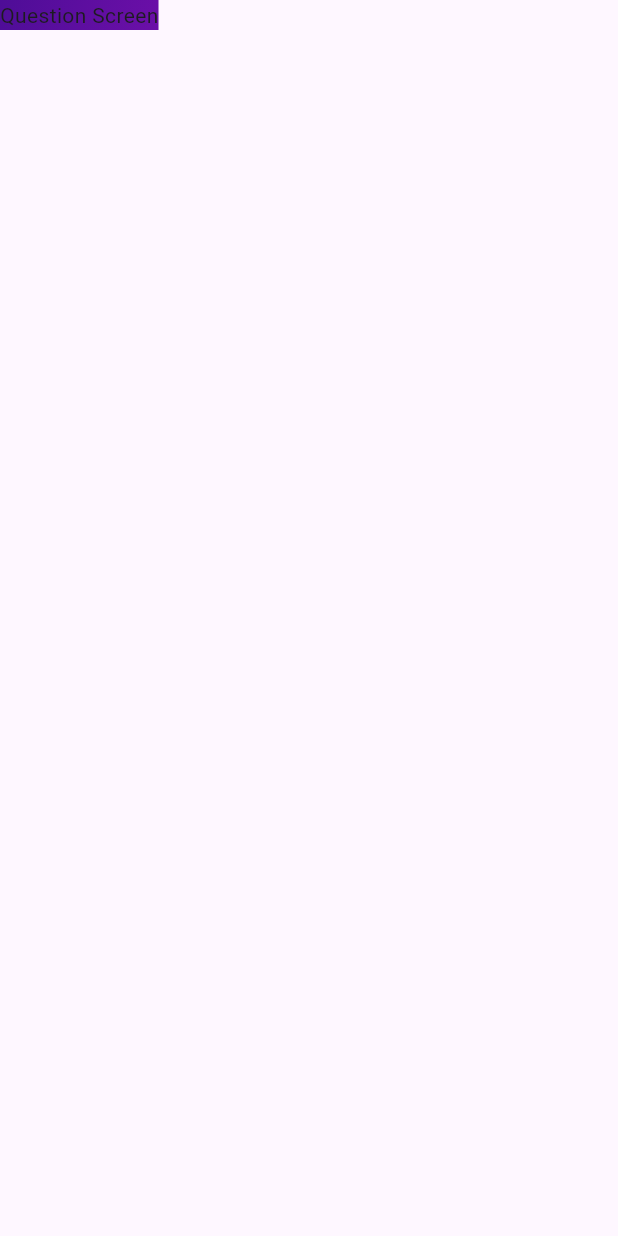
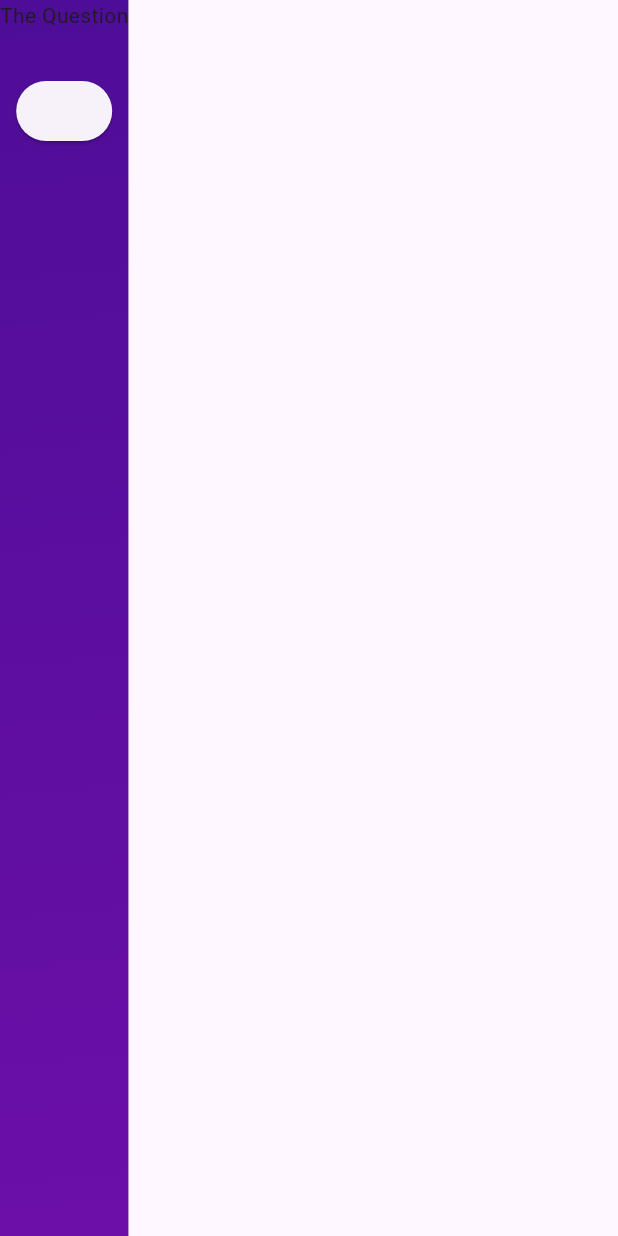
Before and after one commit to lancekian12/Quiz-App, a Flutter app: the screen it shows after launch, after a tap on "Start Quiz", on a phone screen of 412 x 824 dp. Run offline on Flutter 3.47's test engine with Material 3 defaults, Android fonts, the phone set to English and light mode, and no system bars.

Commit message:
Created sample data for question and answer and created a class for a blueprint for that

```diff
--- /dev/null
+++ b/lib/models/quiz_question.dart
@@ -0,0 +1,6 @@
+class QuizQuestion {
+  const QuizQuestion(this.text, this.answers);
+
+  final String text;
+  final List<String> answers;
+}
--- a/lib/question_screen.dart
+++ b/lib/question_screen.dart
@@ -12,6 +12,12 @@ class QuestionScreen extends StatefulWidget {
 class _QuestionScreenState extends State<QuestionScreen> {
   @override
   Widget build(context) {
-    return const Text("Question Screen");
+    return Column(
+      children: [
+        const Text('The Question'),
+        const SizedBox(height: 30),
+        ElevatedButton(onPressed: () {}, child: Text(''))
+      ],
+    );
   }
 }
--- a/lib/quiz.dart
+++ b/lib/quiz.dart
@@ -22,6 +22,11 @@ class _QuizState extends State<Quiz> {
 
   @override
   Widget build(context) {
+    Widget screenWidget = StartScreen(switchScreen);
+
+    if (activeScreen == 'question-screen') {
+      screenWidget = const QuestionScreen();
+    }
     return MaterialApp(
       home: Scaffold(
         body: Container(
@@ -35,9 +40,7 @@ class _QuizState extends State<Quiz> {
               end: Alignment.bottomRight,
             ),
           ),
-          child: activeScreen == 'start-screen'
-              ? StartScreen(switchScreen)
-              : const QuestionScreen(),
+          child: screenWidget,
         ),
       ),
     );
```
Also changed, not shown: lib/data/questions.dart (added, +55 -0 lines).
